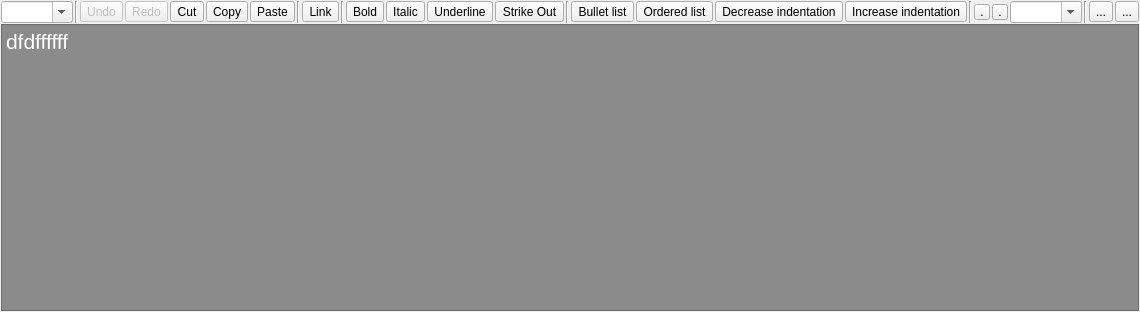
First picture: the form in TextEditor/mrichtextedit.ui, repository qmfkdldks/Moracano, before the edit.
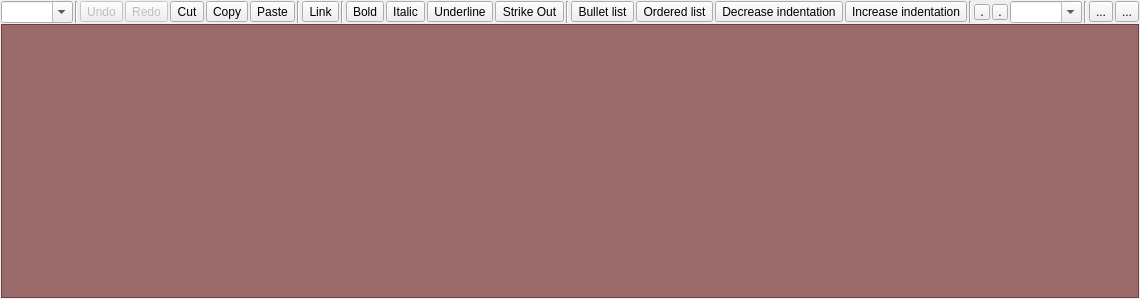
Second picture: the form after the edit. Icons and pictures are not drawn. Custom widgets are drawn as their Qt base class.

Commit message: Changed design, and updated the save method.

Patch:
```diff
--- a/TextEditor/mrichtextedit.ui
+++ b/TextEditor/mrichtextedit.ui
@@ -6,8 +6,8 @@
    <rect>
     <x>0</x>
     <y>0</y>
-    <width>819</width>
-    <height>312</height>
+    <width>778</width>
+    <height>299</height>
    </rect>
   </property>
   <property name="windowTitle">
@@ -563,7 +563,7 @@
      <property name="styleSheet">
       <string notr="true">font: 16pt &quot;Meiryo&quot;;
 color:rgb(255, 255, 255);
-background-color: rgb(139, 139, 139);</string>
+background-color: rgba(125, 59, 59, 190);</string>
      </property>
      <property name="autoFormatting">
       <set>QTextEdit::AutoNone</set>
@@ -576,7 +576,7 @@
 &lt;html&gt;&lt;head&gt;&lt;meta name=&quot;qrichtext&quot; content=&quot;1&quot; /&gt;&lt;style type=&quot;text/css&quot;&gt;
 p, li { white-space: pre-wrap; }
 &lt;/style&gt;&lt;/head&gt;&lt;body style=&quot; font-family:'Meiryo'; font-size:16pt; font-weight:400; font-style:normal;&quot;&gt;
-&lt;p style=&quot; margin-top:0px; margin-bottom:0px; margin-left:0px; margin-right:0px; -qt-block-indent:0; text-indent:0px;&quot;&gt;dfdffffff&lt;/p&gt;&lt;/body&gt;&lt;/html&gt;</string>
+&lt;p style=&quot;-qt-paragraph-type:empty; margin-top:0px; margin-bottom:0px; margin-left:0px; margin-right:0px; -qt-block-indent:0; text-indent:0px;&quot;&gt;&lt;br /&gt;&lt;/p&gt;&lt;/body&gt;&lt;/html&gt;</string>
      </property>
     </widget>
    </item>
```
The commit also changes 3 other files.
